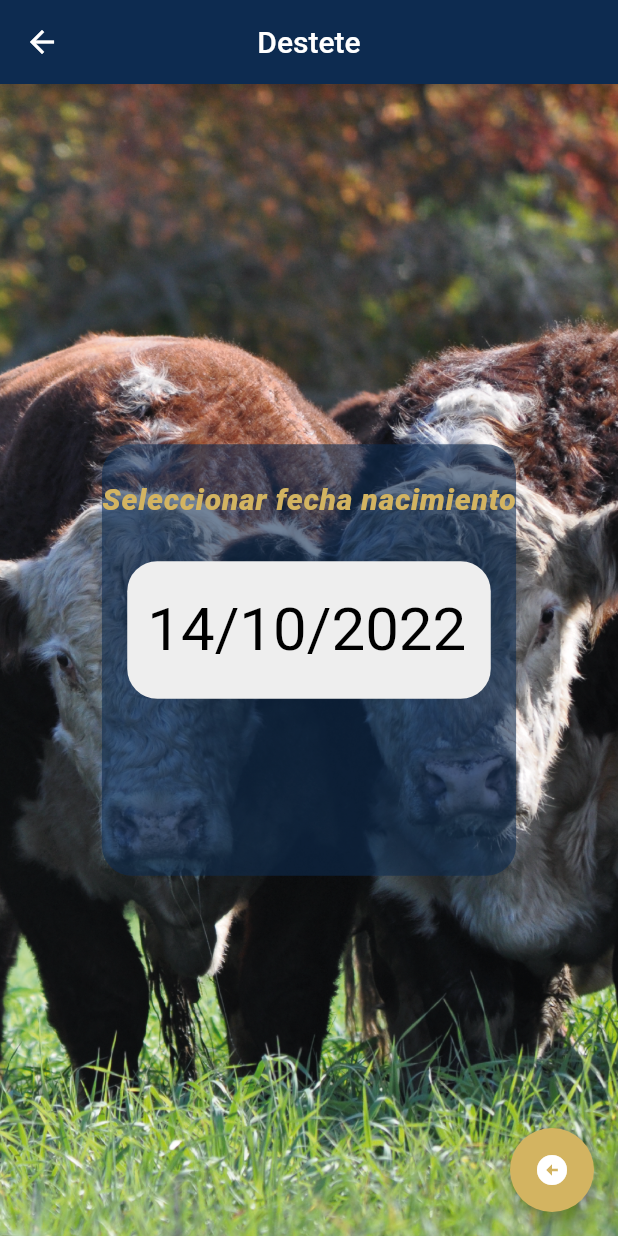
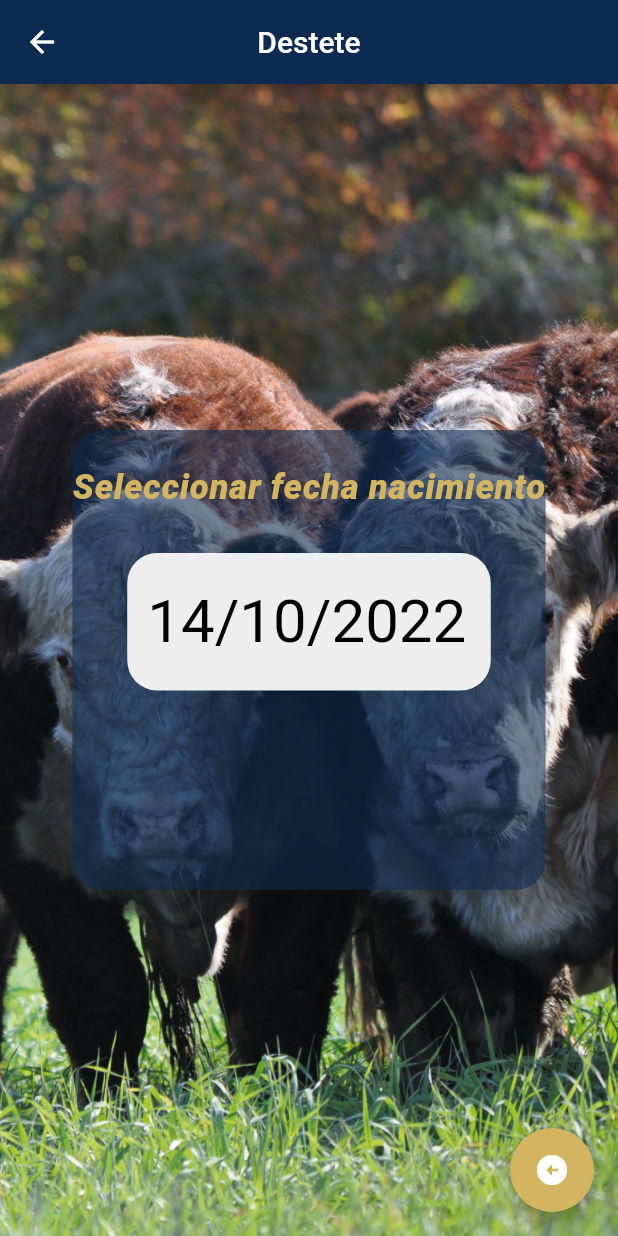
Before and after one commit to MperaltaX/servicelacassinadate, a Flutter app: the DateTimePickerDtt screen opened directly, on a phone screen of 412 x 824 dp. Run offline on Flutter 3.47's test engine with Material 2 defaults, Android fonts, the phone set to English and light mode, and no system bars; our stand-ins replace date_format, expansion_tile_card.

Commit message:
size text

```diff
--- a/lib/destetes_page.dart
+++ b/lib/destetes_page.dart
@@ -110,7 +110,7 @@ class _DateTimePickerState extends State<DateTimePickerDtt> {
                         color: Color.fromARGB(255, 211, 180, 97),
                         fontStyle: FontStyle.italic,
                         fontWeight: FontWeight.w900,
-                        fontSize: 20,
+                        fontSize: 23,
                         letterSpacing: 0.5),
                   ),
                   InkWell(
@@ -150,6 +150,7 @@ class _DateTimePickerState extends State<DateTimePickerDtt> {
                     _textNacFinal.text,
                     style: TextStyle(
                         color: Color.fromARGB(255, 211, 180, 97),
+                        fontSize: 18,
                         fontStyle: FontStyle.italic,
                         fontWeight: FontWeight.w600,
                         letterSpacing: 0.5),
@@ -159,6 +160,7 @@ class _DateTimePickerState extends State<DateTimePickerDtt> {
                     _textNacInicio.text,
                     style: TextStyle(
                         color: Color.fromARGB(255, 211, 180, 97),
+                        fontSize: 18,
                         fontStyle: FontStyle.italic,
                         fontWeight: FontWeight.w600,
                         letterSpacing: 0.5),
@@ -168,6 +170,7 @@ class _DateTimePickerState extends State<DateTimePickerDtt> {
                     _textNacFin.text,
                     style: TextStyle(
                         color: Color.fromARGB(255, 211, 180, 97),
+                        fontSize: 18,
                         fontStyle: FontStyle.italic,
                         fontWeight: FontWeight.w600,
                         letterSpacing: 0.5),
--- a/lib/nacimiento_page.dart
+++ b/lib/nacimiento_page.dart
@@ -113,7 +113,7 @@ class _DateTimePickerState extends State<DateTimePickerNac> {
                         color: Color.fromARGB(255, 211, 180, 97),
                         fontStyle: FontStyle.italic,
                         fontWeight: FontWeight.w900,
-                        fontSize: 20,
+                        fontSize: 23,
                         letterSpacing: 0.5),
                   ),
                   InkWell(
@@ -153,6 +153,7 @@ class _DateTimePickerState extends State<DateTimePickerNac> {
                     _textNacFinal.text,
                     style: TextStyle(
                         color: Color.fromARGB(255, 211, 180, 97),
+                        fontSize: 18,
                         fontStyle: FontStyle.italic,
                         fontWeight: FontWeight.w600,
                         letterSpacing: 0.5),
@@ -162,6 +163,7 @@ class _DateTimePickerState extends State<DateTimePickerNac> {
                     _textNacInicio.text,
                     style: TextStyle(
                         color: Color.fromARGB(255, 211, 180, 97),
+                        fontSize: 18,
                         fontStyle: FontStyle.italic,
                         fontWeight: FontWeight.w600,
                         letterSpacing: 0.5),
@@ -171,6 +173,7 @@ class _DateTimePickerState extends State<DateTimePickerNac> {
                     _textNacFin.text,
                     style: TextStyle(
                         color: Color.fromARGB(255, 211, 180, 97),
+                        fontSize: 18,
                         fontStyle: FontStyle.italic,
                         fontWeight: FontWeight.w600,
                         letterSpacing: 0.5),
--- a/lib/servicios_page.dart
+++ b/lib/servicios_page.dart
@@ -110,7 +110,7 @@ class _DateTimePickerState extends State<DateTimePickerServ> {
                         color: Color.fromARGB(255, 211, 180, 97),
                         fontStyle: FontStyle.italic,
                         fontWeight: FontWeight.w900,
-                        fontSize: 20,
+                        fontSize: 23,
                         letterSpacing: 0.5),
                   ),
                   InkWell(
@@ -150,6 +150,7 @@ class _DateTimePickerState extends State<DateTimePickerServ> {
                     _textNacFinal.text,
                     style: TextStyle(
                         color: Color.fromARGB(255, 211, 180, 97),
+                        fontSize: 18,
                         fontStyle: FontStyle.italic,
                         fontWeight: FontWeight.w600,
                         letterSpacing: 0.5),
@@ -159,6 +160,7 @@ class _DateTimePickerState extends State<DateTimePickerServ> {
                     _textNacInicio.text,
                     style: TextStyle(
                         color: Color.fromARGB(255, 211, 180, 97),
+                        fontSize: 18,
                         fontStyle: FontStyle.italic,
                         fontWeight: FontWeight.w600,
                         letterSpacing: 0.5),
@@ -168,6 +170,7 @@ class _DateTimePickerState extends State<DateTimePickerServ> {
                     _textNacFin.text,
                     style: TextStyle(
                         color: Color.fromARGB(255, 211, 180, 97),
+                        fontSize: 18,
                         fontStyle: FontStyle.italic,
                         fontWeight: FontWeight.w600,
                         letterSpacing: 0.5),
```
Also changed, not shown: lib/18meses_page.dart (+5 -2 lines).
